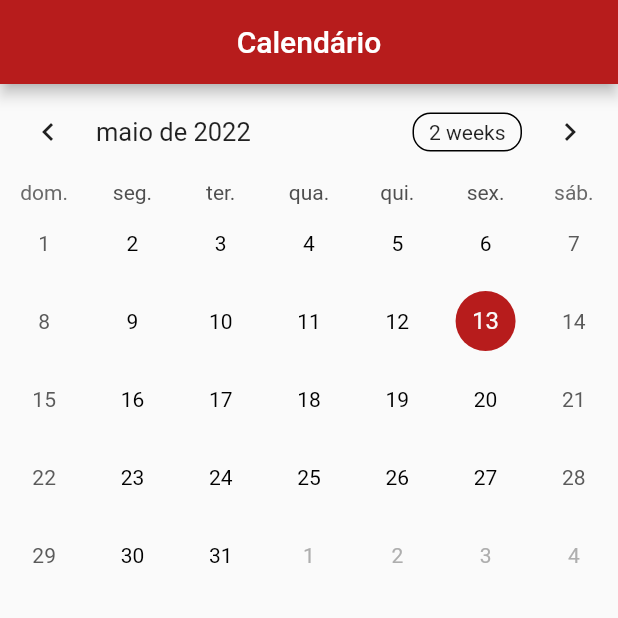
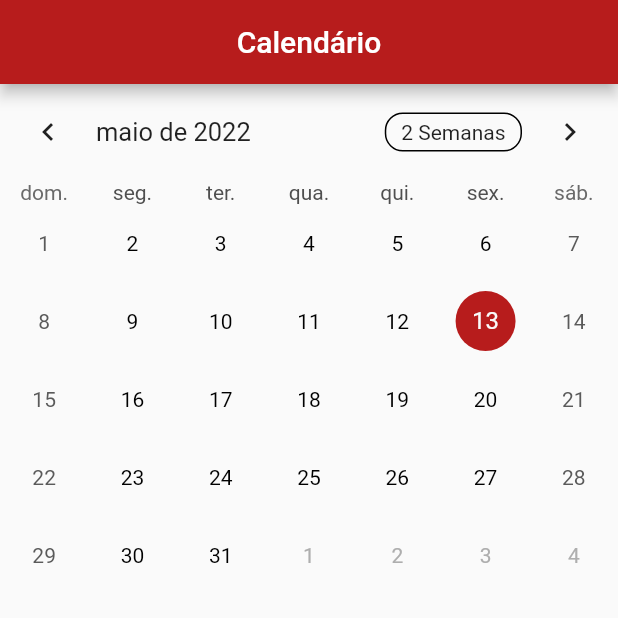
Before and after one commit to Hugo7gomes/FEUP_ESOF, a Flutter app: the screen it shows after launch, on a phone screen of 412 x 824 dp, the top half of it. Run offline on Flutter 3.47's test engine with Material 2 defaults, Android fonts, the phone set to English and light mode, and no system bars; drawn by our look-alikes of table_calendar.

Commit message:
Calendar view changes

```diff
--- a/lib/calendar_page.dart
+++ b/lib/calendar_page.dart
@@ -41,11 +41,14 @@ class _CalendarPageState extends State<CalendarPage> {
             _calendarFormat = format;
           });
         },
+        availableCalendarFormats: const {
+          CalendarFormat.month: 'Mês',
+          CalendarFormat.twoWeeks: '2 Semanas',
+          CalendarFormat.week: 'Semana'
+        },
         onPageChanged: (focusedDay) {
           _focusedDay = focusedDay;
         },
-        startingDayOfWeek: StartingDayOfWeek.sunday,
-        daysOfWeekVisible: true,
         calendarStyle: CalendarStyle(
             isTodayHighlighted: true,
             defaultTextStyle: const TextStyle(color: Colors.black),
```
